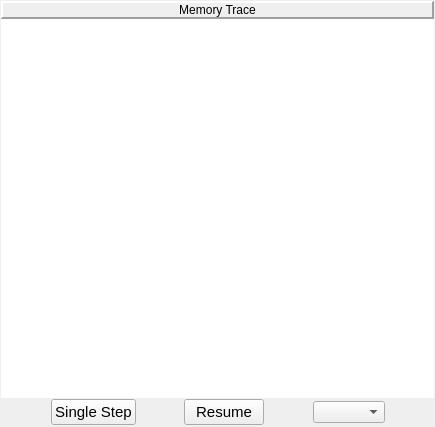
Before: the Qt Designer form memorytracepane.ui in WarlockD/pep8-1, drawn with Qt 5.
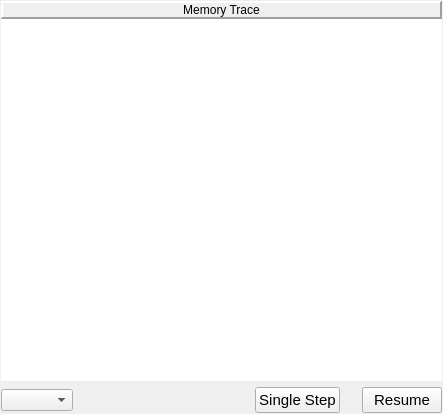
After: the same form once the commit is applied.

Commit message: UI changes to CPU pane, memory trace pane, and main window.

Diff of the .ui file:
```diff
--- a/memorytracepane.ui
+++ b/memorytracepane.ui
@@ -6,8 +6,8 @@
    <rect>
     <x>0</x>
     <y>0</y>
-    <width>435</width>
-    <height>427</height>
+    <width>443</width>
+    <height>414</height>
    </rect>
   </property>
   <property name="sizePolicy">
@@ -25,12 +25,17 @@
   <property name="windowTitle">
    <string>Form</string>
   </property>
+  <layout class="QVBoxLayout" name="verticalLayout_3">
+   <property name="margin">
+    <number>1</number>
+   </property>
+   <item>
+    <layout class="QVBoxLayout" name="verticalLayout_2">
+     <property name="spacing">
+      <number>6</number>
+     </property>
+     <item>
   <layout class="QVBoxLayout" name="verticalLayout">
-   <property name="margin">
-    <number>1</number>
-   </property>
-   <item>
-    <layout class="QVBoxLayout">
      <property name="spacing">
       <number>0</number>
      </property>
@@ -72,14 +77,13 @@
        </property>
       </widget>
      </item>
+      </layout>
+     </item>
      <item>
-      <layout class="QHBoxLayout">
-       <property name="spacing">
-        <number>0</number>
-       </property>
-       <property name="margin">
-        <number>1</number>
-       </property>
+      <layout class="QHBoxLayout" name="horizontalLayout">
+       <item>
+        <widget class="QComboBox" name="pepMemTraceComboBox"/>
+       </item>
        <item>
         <spacer>
          <property name="orientation">
@@ -112,17 +116,29 @@
         </widget>
        </item>
        <item>
-        <spacer>
-         <property name="orientation">
-          <enum>Qt::Horizontal</enum>
+        <widget class="QFrame" name="frame">
+         <property name="minimumSize">
+          <size>
+           <width>10</width>
+           <height>5</height>
+          </size>
          </property>
-         <property name="sizeHint" stdset="0">
+         <property name="maximumSize">
           <size>
-           <width>20</width>
-           <height>20</height>
+           <width>10</width>
+           <height>5</height>
           </size>
          </property>
-        </spacer>
+         <property name="frameShape">
+          <enum>QFrame::NoFrame</enum>
+         </property>
+         <property name="frameShadow">
+          <enum>QFrame::Raised</enum>
+         </property>
+         <property name="lineWidth">
+          <number>1</number>
+         </property>
+        </widget>
        </item>
        <item>
         <widget class="QPushButton" name="pepMemResumePushButton">
@@ -142,35 +158,6 @@
          </property>
         </widget>
        </item>
-       <item>
-        <spacer>
-         <property name="orientation">
-          <enum>Qt::Horizontal</enum>
-         </property>
-         <property name="sizeHint" stdset="0">
-          <size>
-           <width>20</width>
-           <height>20</height>
-          </size>
-         </property>
-        </spacer>
-       </item>
-       <item>
-        <widget class="QComboBox" name="pepMemTraceComboBox"/>
-       </item>
-       <item>
-        <spacer>
-         <property name="orientation">
-          <enum>Qt::Horizontal</enum>
-         </property>
-         <property name="sizeHint" stdset="0">
-          <size>
-           <width>40</width>
-           <height>20</height>
-          </size>
-         </property>
-        </spacer>
-       </item>
       </layout>
      </item>
     </layout>
```
Lines whose indentation alone changed are shown as unchanged. The commit also changes 2 other files.
